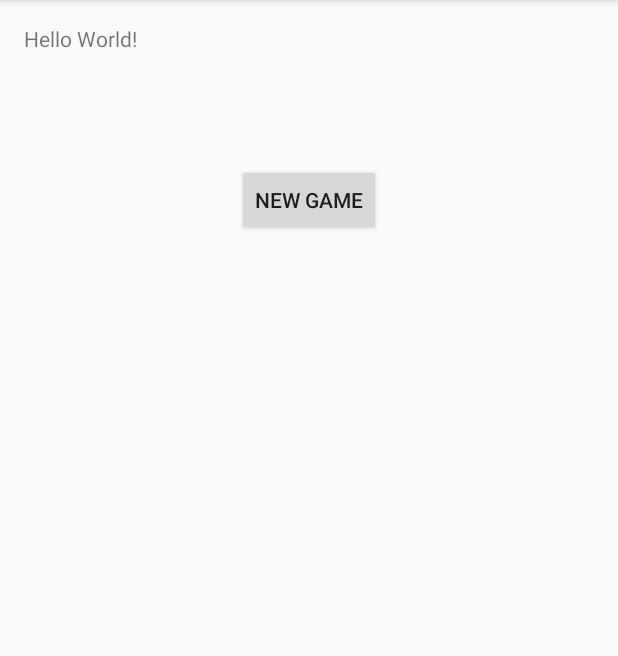
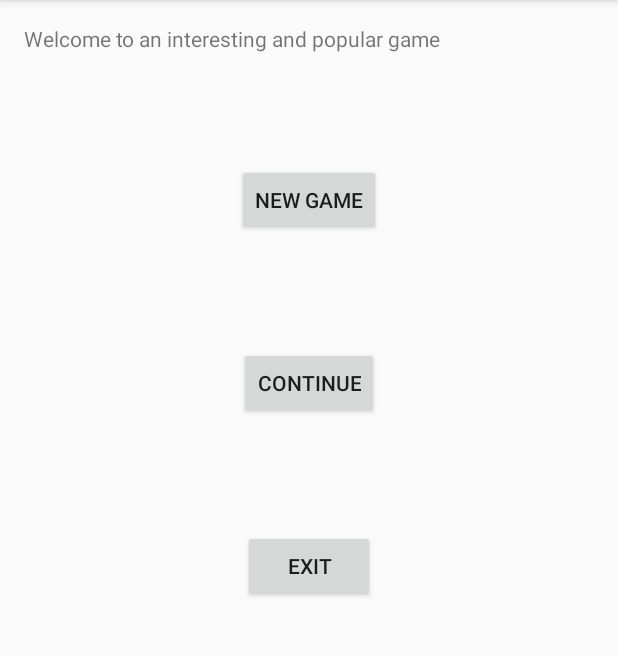
Before and after one commit to mathuvenkat/Hangman, an Android app: the screen it shows after launch (MainActivity), on a phone screen of 412 x 824 dp, the part 84-740 px from its top. Run offline under Robolectric (Android 15) with nearby library versions, the phone set to English and light mode, and no system bars.

Commit message:
added music and more menu buttons .

```diff
--- a/app/src/main/java/aditi/hangman/MainActivity.java
+++ b/app/src/main/java/aditi/hangman/MainActivity.java
@@ -1,5 +1,6 @@
 package aditi.hangman;
 
+import android.content.SharedPreferences;
 import android.support.v7.app.AppCompatActivity;
 import android.os.Bundle;
 import android.view.View;
@@ -22,6 +23,13 @@ public class MainActivity extends AppCompatActivity implements View.OnClickListe
         Button newGameButton = (Button) this.findViewById(R.id.newGame_button);
         newGameButton.setOnClickListener(this);
 
+        Button continueButton = (Button) this.findViewById(R.id.continue_button);
+        continueButton.setOnClickListener(this);
+
+        Button exitButton = (Button) this.findViewById(R.id.exit_button);
+        exitButton.setOnClickListener(this);
+
+
     }
 
     public void onClick(View v) {
@@ -30,6 +38,17 @@ public class MainActivity extends AppCompatActivity implements View.OnClickListe
             case R.id.newGame_button:
                 // open a new game dialog box
                 openNewGameDialog();
+                break;
+
+            case R.id.continue_button:
+                startGame(Game.CATEGORY_CONTINUE);
+                break;
+
+            case R.id.exit_button:
+                SharedPreferences perfs = getApplicationContext().getSharedPreferences("Game" , MODE_PRIVATE);
+                perfs.edit().clear().commit();
+                Music.stop(this);
+                finish();
                 break;
 
         }
@@ -58,4 +77,22 @@ public class MainActivity extends AppCompatActivity implements View.OnClickListe
         intent.putExtra(Game.KEY_CATEGORY, i);
         startActivity(intent);
     }
+
+    @Override
+    protected void onResume() {
+        super.onResume();
+        Log.d(TAG, "on resume");
+
+    }
+    /*
+     * (non-Javadoc)
+     *
+     * @see android.app.Activity#onPause()
+     */
+    @Override
+    protected void onPause() {
+        super.onPause();
+        Log.d(TAG, "on Pause");
+
+    }
 }
--- a/app/src/main/res/layout/activity_main.xml
+++ b/app/src/main/res/layout/activity_main.xml
@@ -12,7 +12,7 @@
     <TextView
         android:layout_width="wrap_content"
         android:layout_height="wrap_content"
-        android:text="Hello World!"
+        android:text="Welcome to an interesting and popular game"
         android:id="@+id/textView" />
 
     <Button
@@ -23,4 +23,23 @@
         android:layout_below="@+id/textView"
         android:layout_centerHorizontal="true"
         android:layout_marginTop="74dp" />
+
+    <Button
+        android:layout_width="wrap_content"
+        android:layout_height="wrap_content"
+        android:text="Continue"
+        android:id="@+id/continue_button"
+        android:layout_below="@+id/newGame_button"
+        android:layout_centerHorizontal="true"
+        android:layout_marginTop="74dp" />
+
+    <Button
+        android:layout_width="wrap_content"
+        android:layout_height="wrap_content"
+        android:text="Exit"
+        android:id="@+id/exit_button"
+        android:layout_below="@+id/continue_button"
+        android:layout_centerHorizontal="true"
+        android:layout_marginTop="74dp" />
+
 </RelativeLayout>
--- a/app/src/main/res/layout/game.xml
+++ b/app/src/main/res/layout/game.xml
@@ -27,7 +27,7 @@
         android:layout_height="wrap_content"
         android:layout_alignParentRight="true"
         android:id="@+id/hangman_img"
-        android:src="@drawable/hang_1"
+        android:src="@drawable/hang_0"
         android:layout_marginLeft="10dip"
         android:layout_marginTop="5dip"></ImageView>
 
```
Also changed, not shown: app/src/main/java/aditi/hangman/Game.java (+155 -19 lines), app/src/main/java/aditi/hangman/LetterAdapter.java (deleted, +0 -58 lines), app/src/main/java/aditi/hangman/Music.java (added, +34 -0 lines), app/src/main/res/layout/endgame_dialog.xml (+10 -0 lines), app/src/main/res/drawable/congrats.jpg (added), app/src/main/res/drawable/hang_0.JPG (added), app/src/main/res/drawable/lost.jpg (added), 3 other files.
